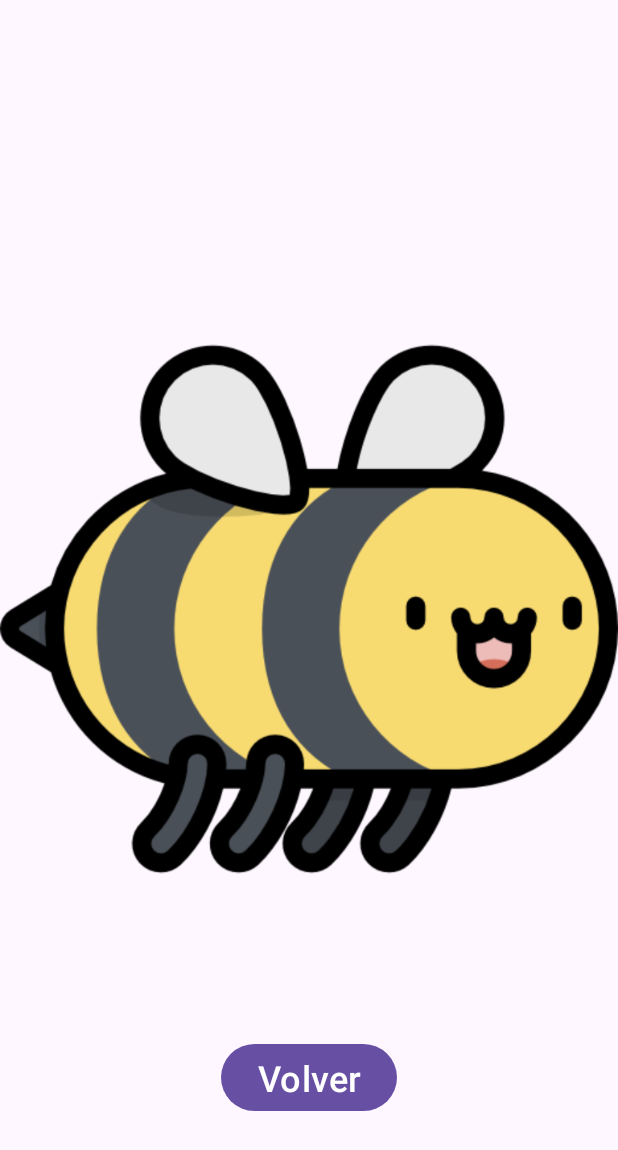
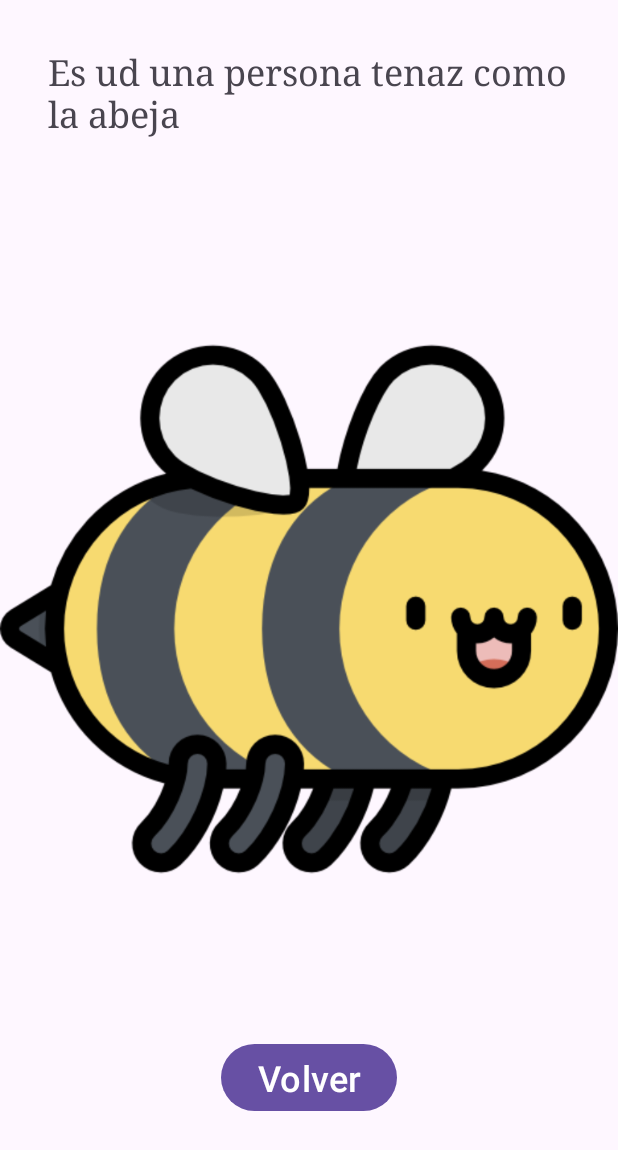
Before and after one commit to RobertoMedinaP/Individual9m4, an Android app: the screen it shows after launch (Activity2), after a tap on an icon or button, on a phone screen of 412 x 824 dp. Shown: the top 1150 px of the screen. Run offline under Robolectric (Android 15) with nearby library versions, the phone set to English and light mode, and no system bars.

Commit message:
Con mensaje para cada imagen

```diff
--- a/app/src/main/java/com/example/individual9m4/Activity2.java
+++ b/app/src/main/java/com/example/individual9m4/Activity2.java
@@ -21,7 +21,10 @@ public class Activity2 extends AppCompatActivity {
 
         Intent intento = getIntent();
         String imagen = intento.getStringExtra("imagen");
+        String mensaje= intento.getStringExtra("mensaje");
         binding.iv5.setImageResource(Integer.parseInt(imagen));
+        binding.tv2.setText(mensaje);
+
 
         binding.bt2.setOnClickListener(new View.OnClickListener() {
             @Override
--- a/app/src/main/java/com/example/individual9m4/MainActivity.java
+++ b/app/src/main/java/com/example/individual9m4/MainActivity.java
@@ -23,45 +23,45 @@ public class MainActivity extends AppCompatActivity {
         binding.bt1.setOnClickListener(new View.OnClickListener() {
             @Override
             public void onClick(View view) {
-                finish();
-                onDestroy();
+                finishAffinity();
             }
         });
 
         binding.iv1.setOnClickListener(new View.OnClickListener() {
             @Override
             public void onClick(View view) {
-                enviar(""+R.drawable.abeja);
+                enviar(""+R.drawable.abeja,"Es ud una persona tenaz como la abeja");
             }
         });
 
         binding.iv2.setOnClickListener(new View.OnClickListener() {
             @Override
             public void onClick(View view) {
-                enviar(""+R.drawable.chocolate);
+                enviar(""+R.drawable.chocolate,"Ud es dulce y amargo como el chocolate");
             }
         });
 
         binding.iv3.setOnClickListener(new View.OnClickListener() {
             @Override
             public void onClick(View view) {
-                enviar(""+R.drawable.eventos);
+                enviar(""+R.drawable.eventos, "Ud. está pensando en sus tareas pendientes");
             }
         });
 
         binding.iv4.setOnClickListener(new View.OnClickListener() {
             @Override
             public void onClick(View view) {
-                enviar(""+R.drawable.rana);
+                enviar(""+R.drawable.rana,"Ud esta feliz cantando como la rana");
             }
         });
 
     }
 
-    protected  void enviar(String image){
+    protected  void enviar(String image, String mensaje){
 
         Intent intento = new Intent(MainActivity.this, Activity2.class) ;
         intento.putExtra("imagen",image);
+        intento.putExtra("mensaje", mensaje);
         startActivity(intento);
     }
 }
--- a/app/src/main/res/layout/activity_2.xml
+++ b/app/src/main/res/layout/activity_2.xml
@@ -28,4 +28,18 @@
         app:layout_constraintStart_toStartOf="parent"
         app:layout_constraintTop_toBottomOf="@+id/iv5" />
 
+    <TextView
+        android:id="@+id/tv2"
+        android:layout_width="0dp"
+        android:layout_height="wrap_content"
+        android:layout_marginStart="32dp"
+        android:layout_marginTop="32dp"
+        android:layout_marginEnd="32dp"
+        android:text="TextView"
+        android:textSize="24sp"
+        android:typeface="serif"
+        app:layout_constraintEnd_toEndOf="parent"
+        app:layout_constraintStart_toStartOf="parent"
+        app:layout_constraintTop_toTopOf="parent" />
+
 </androidx.constraintlayout.widget.ConstraintLayout>
```
